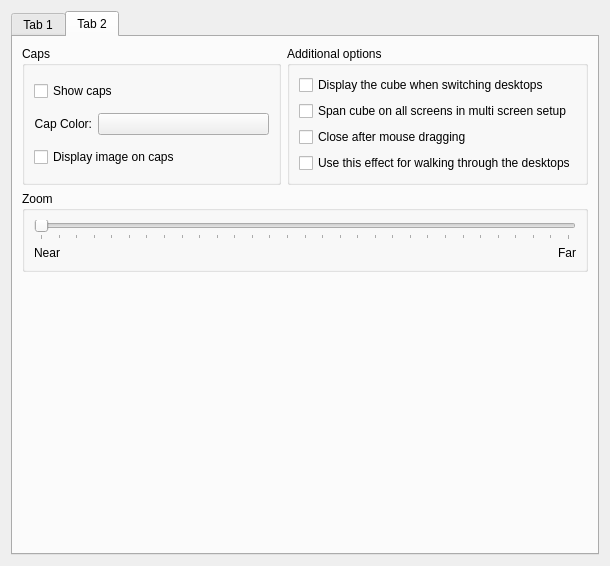
First picture: the form in effects/cube_config.ui, repository KDE/kwin, before the edit.
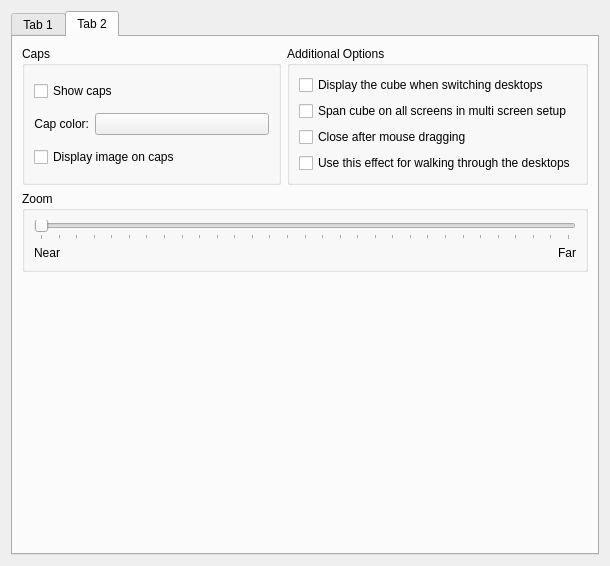
Second picture: the form after the edit. The open tabs and pages were chosen to show the change. Custom widgets are drawn as their Qt base class.

The edit to the form file:
```diff
--- a/effects/cube_config.ui
+++ b/effects/cube_config.ui
@@ -280,7 +280,7 @@
           <item row="1" column="0" >
            <widget class="QLabel" name="capColorLabel" >
             <property name="text" >
-             <string>Cap Color:</string>
+             <string>Cap color:</string>
             </property>
             <property name="alignment" >
              <set>Qt::AlignRight|Qt::AlignTrailing|Qt::AlignVCenter</set>
@@ -377,7 +377,7 @@
        <item row="0" column="1" >
         <widget class="QGroupBox" name="groupBox_9" >
          <property name="title" >
-          <string>Additional options</string>
+          <string>Additional Options</string>
          </property>
          <layout class="QVBoxLayout" name="verticalLayout" >
           <item>
```
Left out of the diff: 2 changed lines with no effect on the pictures.
